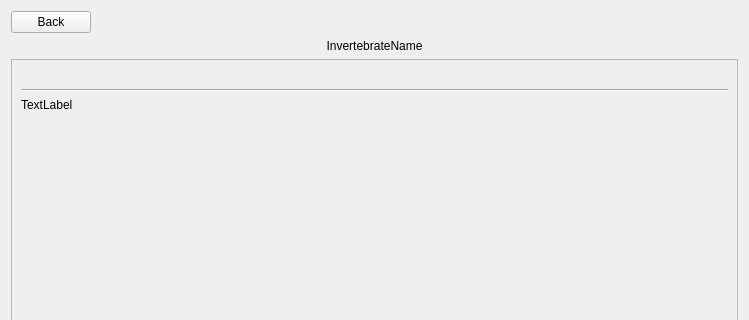
Above: views/invertebrateview.ui from Vermont-EPSCoR/Macroinvertebrates before the change; both pictures show x 0 to 749 and y 0 to 320 of the 749 by 751 pixel window. Below: the same form after it.
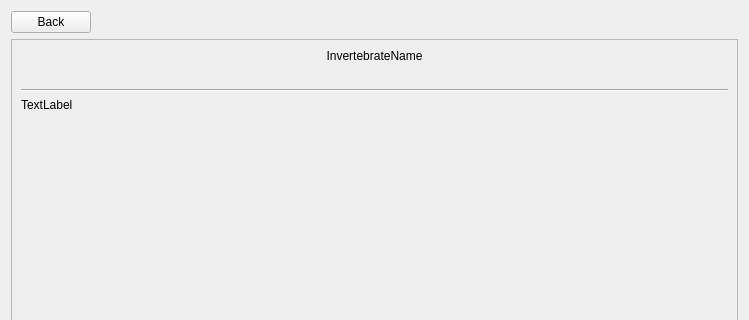
That is the form after the change. Icons and pictures are not drawn.

```diff
--- a/views/invertebrateview.ui
+++ b/views/invertebrateview.ui
@@ -38,16 +38,6 @@
      </item>
     </layout>
    </item>
-   <item>
-    <widget class="QLabel" name="titleLabel">
-     <property name="text">
-      <string>InvertebrateName</string>
-     </property>
-     <property name="alignment">
-      <set>Qt::AlignCenter</set>
-     </property>
-    </widget>
-   </item>
    <item>
     <widget class="QScrollArea" name="scrollArea">
      <property name="widgetResizable">
@@ -59,7 +49,7 @@
         <x>0</x>
         <y>0</y>
         <width>723</width>
-        <height>659</height>
+        <height>683</height>
        </rect>
       </property>
       <property name="sizePolicy">
@@ -69,6 +59,16 @@
        </sizepolicy>
       </property>
       <layout class="QVBoxLayout" name="verticalLayout">
+       <item>
+        <widget class="QLabel" name="titleLabel">
+         <property name="text">
+          <string>InvertebrateName</string>
+         </property>
+         <property name="alignment">
+          <set>Qt::AlignCenter</set>
+         </property>
+        </widget>
+       </item>
        <item>
         <widget class="QLabel" name="imageLabel">
          <property name="enabled">
```
